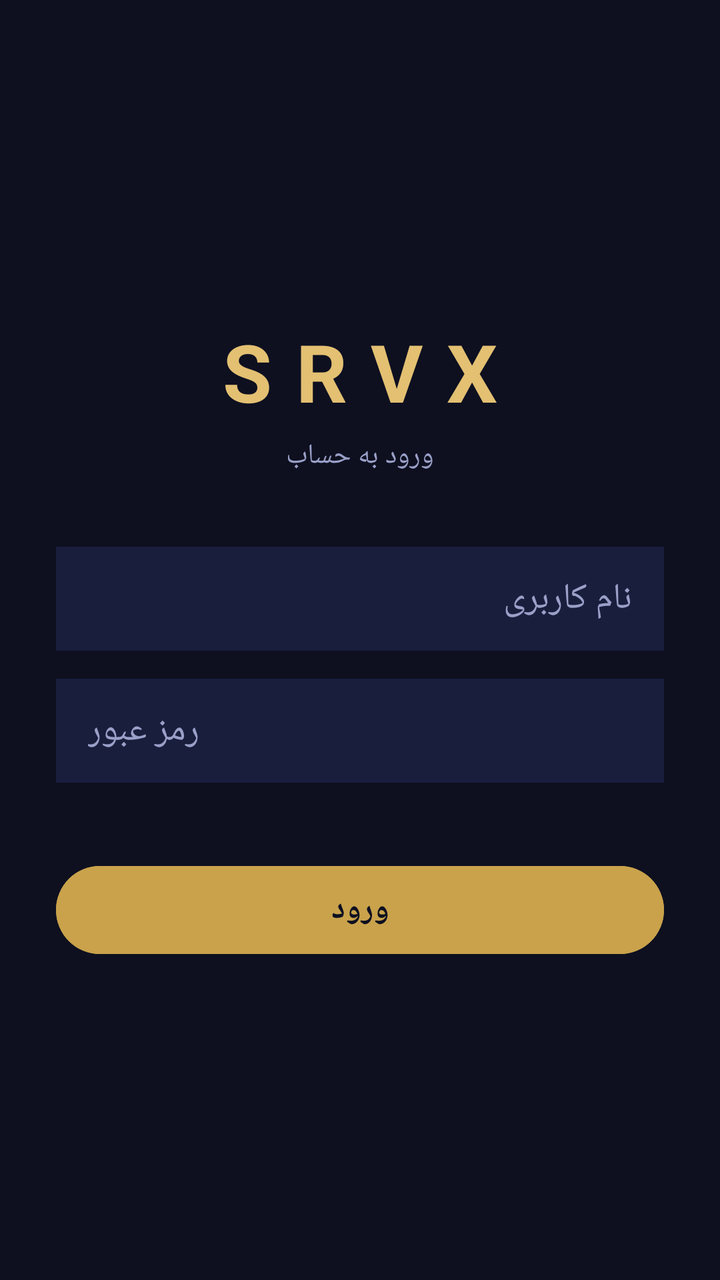
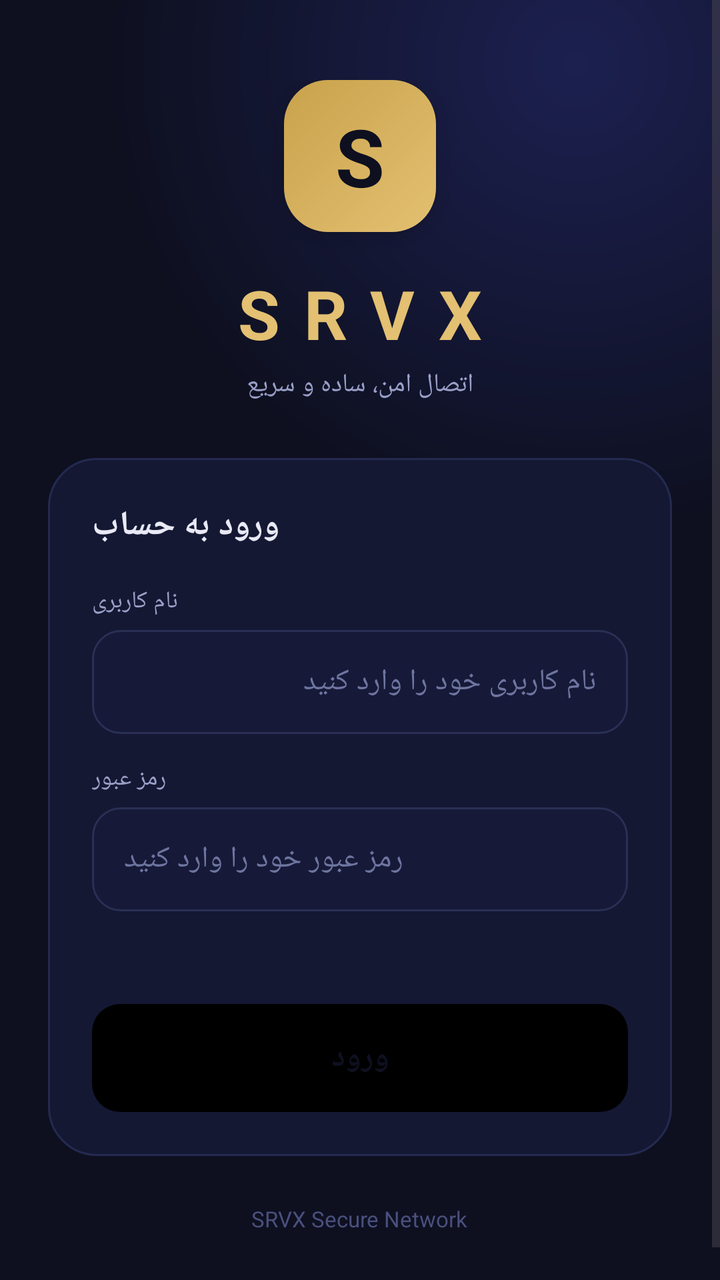

The first picture is an Android layout as it rendered before a commit; the second is the same layout after the commit. The layout source and the unified diff follow.
<!-- AndroidManifest.xml: activity theme AppThemeDayNight.NoActionBar -->
<!-- res/layout/activity_srvx_login.xml -->
<?xml version="1.0" encoding="utf-8"?>
<ScrollView xmlns:android="http://schemas.android.com/apk/res/android"
    android:layout_width="match_parent"
    android:layout_height="match_parent"
    android:background="#0E1020"
    android:fillViewport="true">

    <LinearLayout
        android:layout_width="match_parent"
        android:layout_height="match_parent"
        android:orientation="vertical"
        android:gravity="center"
        android:paddingLeft="28dp"
        android:paddingRight="28dp"
        android:paddingTop="48dp"
        android:paddingBottom="48dp">

        <TextView
            android:layout_width="wrap_content"
            android:layout_height="wrap_content"
            android:text="SRVX"
            android:textColor="#E3C072"
            android:textSize="40sp"
            android:textStyle="bold"
            android:letterSpacing="0.3"
            android:layout_marginBottom="6dp" />

        <TextView
            android:layout_width="wrap_content"
            android:layout_height="wrap_content"
            android:text="ورود به حساب"
            android:textColor="#9AA0C8"
            android:textSize="14sp"
            android:layout_marginBottom="36dp" />

        <EditText
            android:id="@+id/srvx_username"
            android:layout_width="match_parent"
            android:layout_height="52dp"
            android:hint="نام کاربری"
            android:textColor="#E8E9F5"
            android:textColorHint="#9AA0C8"
            android:background="#1A1E3D"
            android:paddingLeft="16dp"
            android:paddingRight="16dp"
            android:inputType="text"
            android:maxLines="1"
            android:layout_marginBottom="14dp" />

        <EditText
            android:id="@+id/srvx_password"
            android:layout_width="match_parent"
            android:layout_height="52dp"
            android:hint="رمز عبور"
            android:textColor="#E8E9F5"
            android:textColorHint="#9AA0C8"
            android:background="#1A1E3D"
            android:paddingLeft="16dp"
            android:paddingRight="16dp"
            android:inputType="textPassword"
            android:maxLines="1"
            android:layout_marginBottom="10dp" />

        <TextView
            android:id="@+id/srvx_error"
            android:layout_width="match_parent"
            android:layout_height="wrap_content"
            android:text=""
            android:textColor="#E0607A"
            android:textSize="13sp"
            android:gravity="center"
            android:layout_marginBottom="10dp" />

        <Button
            android:id="@+id/srvx_login_btn"
            android:layout_width="match_parent"
            android:layout_height="52dp"
            android:text="ورود"
            android:textColor="#0E1020"
            android:textStyle="bold"
            android:textSize="16sp"
            android:backgroundTint="#C9A24B" />

        <ProgressBar
            android:id="@+id/srvx_progress"
            android:layout_width="wrap_content"
            android:layout_height="wrap_content"
            android:layout_marginTop="16dp"
            android:visibility="gone" />

    </LinearLayout>
</ScrollView>
<!-- resources referenced by this layout -->
<resources>
  <style name="AppThemeDayNight.NoActionBar" parent="AppThemeDayNight">
          <item name="windowActionBar">false</item>
          <item name="windowNoTitle">true</item>
      </style>
  <style name="AppThemeDayNight" parent="AppThemeBase">
          
          <item name="android:windowLightStatusBar">true</item>
          <item name="android:windowLightNavigationBar" tools:targetApi="27">true</item>
      </style>
  <color name="md_theme_primary">#000000</color>
  <color name="md_theme_onPrimary">#FFFFFF</color>
  <color name="md_theme_primaryContainer">#E0E0E0</color>
  <color name="md_theme_onPrimaryContainer">#000000</color>
  <color name="md_theme_secondary">#f97910</color>
  <color name="md_theme_onSecondary">#FFFFFF</color>
  <color name="md_theme_secondaryContainer">#FFE8D6</color>
  <color name="md_theme_onSecondaryContainer">#2B1700</color>
  <color name="md_theme_tertiary">#009966</color>
  <color name="md_theme_onTertiary">#FFFFFF</color>
  <color name="md_theme_tertiaryContainer">#A0F2D0</color>
  <color name="md_theme_onTertiaryContainer">#00201A</color>
  <color name="md_theme_error">#BA1A1A</color>
  <color name="md_theme_onError">#FFFFFF</color>
  <color name="md_theme_errorContainer">#FFDAD6</color>
  <color name="md_theme_onErrorContainer">#410002</color>
  <color name="md_theme_surface">#FFFFFF</color>
  <color name="md_theme_onSurface">#1C1B1F</color>
  <color name="md_theme_surfaceVariant">#E7E0EC</color>
  <color name="md_theme_onSurfaceVariant">#49454F</color>
  <color name="md_theme_inverseSurface">#313033</color>
  <color name="md_theme_inverseOnSurface">#F4EFF4</color>
  <color name="md_theme_background">#FFFFFF</color>
  <color name="md_theme_onBackground">#1C1B1F</color>
  <color name="md_theme_outline">#79747E</color>
  <color name="md_theme_outlineVariant">#CAC4D0</color>
  <color name="md_theme_inversePrimary">#C0C0C0</color>
  <!-- unchanged entries left out for length: 1 -->
</resources>

<!-- the commit's change to res/layout/activity_srvx_login.xml (unified diff, before → after) -->
@@ -1,92 +1,162 @@
 <?xml version="1.0" encoding="utf-8"?>
-<ScrollView xmlns:android="http://schemas.android.com/apk/res/android"
+<FrameLayout xmlns:android="http://schemas.android.com/apk/res/android"
     android:layout_width="match_parent"
     android:layout_height="match_parent"
-    android:background="#0E1020"
-    android:fillViewport="true">
+    android:background="@drawable/srvx_bg_gradient">
 
-    <LinearLayout
+    <ScrollView
         android:layout_width="match_parent"
         android:layout_height="match_parent"
-        android:orientation="vertical"
-        android:gravity="center"
-        android:paddingLeft="28dp"
-        android:paddingRight="28dp"
-        android:paddingTop="48dp"
-        android:paddingBottom="48dp">
+        android:fillViewport="true">
 
-        <TextView
-            android:layout_width="wrap_content"
-            android:layout_height="wrap_content"
-            android:text="SRVX"
-            android:textColor="#E3C072"
-            android:textSize="40sp"
-            android:textStyle="bold"
-            android:letterSpacing="0.3"
-            android:layout_marginBottom="6dp" />
+        <LinearLayout
+            android:layout_width="match_parent"
+            android:layout_height="match_parent"
+            android:orientation="vertical"
+            android:gravity="center"
+            android:paddingLeft="24dp"
+            android:paddingRight="24dp"
+            android:paddingTop="40dp"
+            android:paddingBottom="40dp">
 
-        <TextView
-            android:layout_width="wrap_content"
-            android:layout_height="wrap_content"
-            android:text="ورود به حساب"
-            android:textColor="#9AA0C8"
-            android:textSize="14sp"
-            android:layout_marginBottom="36dp" />
+            
+            <TextView
+                android:layout_width="76dp"
+                android:layout_height="76dp"
+                android:background="@drawable/srvx_logo_badge"
+                android:gravity="center"
+                android:text="S"
+                android:textColor="#0E1020"
+                android:textSize="40sp"
+                android:textStyle="bold"
+                android:elevation="8dp" />
 
-        <EditText
-            android:id="@+id/srvx_username"
-            android:layout_width="match_parent"
-            android:layout_height="52dp"
-            android:hint="نام کاربری"
-            android:textColor="#E8E9F5"
-            android:textColorHint="#9AA0C8"
-            android:background="#1A1E3D"
-            android:paddingLeft="16dp"
-            android:paddingRight="16dp"
-            android:inputType="text"
-            android:maxLines="1"
-            android:layout_marginBottom="14dp" />
+            <TextView
+                android:layout_width="wrap_content"
+                android:layout_height="wrap_content"
+                android:text="SRVX"
+                android:textColor="#E3C072"
+                android:textSize="34sp"
+                android:textStyle="bold"
+                android:letterSpacing="0.35"
+                android:layout_marginTop="18dp" />
 
-        <EditText
-            android:id="@+id/srvx_password"
-            android:layout_width="match_parent"
-            android:layout_height="52dp"
-            android:hint="رمز عبور"
-            android:textColor="#E8E9F5"
-            android:textColorHint="#9AA0C8"
-            android:background="#1A1E3D"
-            android:paddingLeft="16dp"
-            android:paddingRight="16dp"
-            android:inputType="textPassword"
-            android:maxLines="1"
-            android:layout_marginBottom="10dp" />
+            <TextView
+                android:layout_width="wrap_content"
+                android:layout_height="wrap_content"
+                android:text="اتصال امن، ساده و سریع"
+                android:textColor="#9AA0C8"
+                android:textSize="13sp"
+                android:layout_marginTop="4dp"
+                android:layout_marginBottom="28dp" />
 
-        <TextView
-            android:id="@+id/srvx_error"
-            android:layout_width="match_parent"
-            android:layout_height="wrap_content"
-            android:text=""
-            android:textColor="#E0607A"
-            android:textSize="13sp"
-            android:gravity="center"
-            android:layout_marginBottom="10dp" />
+            
+            <LinearLayout
+                android:layout_width="match_parent"
+                android:layout_height="wrap_content"
+                android:orientation="vertical"
+                android:background="@drawable/srvx_card_bg"
+                android:padding="22dp">
 
-        <Button
-            android:id="@+id/srvx_login_btn"
-            android:layout_width="match_parent"
-            android:layout_height="52dp"
-            android:text="ورود"
-            android:textColor="#0E1020"
-            android:textStyle="bold"
-            android:textSize="16sp"
-            android:backgroundTint="#C9A24B" />
+                <TextView
+                    android:layout_width="wrap_content"
+                    android:layout_height="wrap_content"
+                    android:text="ورود به حساب"
+                    android:textColor="#E8E9F5"
+                    android:textSize="17sp"
+                    android:textStyle="bold"
+                    android:layout_marginBottom="18dp" />
 
-        <ProgressBar
-            android:id="@+id/srvx_progress"
-            android:layout_width="wrap_content"
-            android:layout_height="wrap_content"
-            android:layout_marginTop="16dp"
-            android:visibility="gone" />
+                <TextView
+                    android:layout_width="wrap_content"
+                    android:layout_height="wrap_content"
+                    android:text="نام کاربری"
+                    android:textColor="#9AA0C8"
+                    android:textSize="12sp"
+                    android:layout_marginBottom="6dp" />
 
-    </LinearLayout>
-</ScrollView>
+                <EditText
+                    android:id="@+id/srvx_username"
+                    android:layout_width="match_parent"
+                    android:layout_height="52dp"
+                    android:background="@drawable/srvx_field_bg"
+                    android:textColor="#E8E9F5"
+                    android:textColorHint="#6E75A0"
+                    android:hint="نام کاربری خود را وارد کنید"
+                    android:paddingLeft="16dp"
+                    android:paddingRight="16dp"
+                    android:inputType="text"
+                    android:maxLines="1"
+                    android:textSize="15sp" />
+
+                <TextView
+                    android:layout_width="wrap_content"
+                    android:layout_height="wrap_content"
+                    android:text="رمز عبور"
+                    android:textColor="#9AA0C8"
+                    android:textSize="12sp"
+                    android:layout_marginTop="14dp"
+                    android:layout_marginBottom="6dp" />
+
+                <EditText
+                    android:id="@+id/srvx_password"
+                    android:layout_width="match_parent"
+                    android:layout_height="52dp"
+                    android:background="@drawable/srvx_field_bg"
+                    android:textColor="#E8E9F5"
+                    android:textColorHint="#6E75A0"
+                    android:hint="رمز عبور خود را وارد کنید"
+                    android:paddingLeft="16dp"
+                    android:paddingRight="16dp"
+                    android:inputType="textPassword"
+                    android:maxLines="1"
+                    android:textSize="15sp" />
+
+                <TextView
+                    android:id="@+id/srvx_error"
+                    android:layout_width="match_parent"
+                    android:layout_height="wrap_content"
+                    android:text=""
+                    android:textColor="#E0607A"
+                    android:textSize="12sp"
+                    android:gravity="center"
+                    android:layout_marginTop="12dp" />
+
+                <FrameLayout
+                    android:layout_width="match_parent"
+                    android:layout_height="54dp"
+                    android:layout_marginTop="18dp">
+
+                    <Button
+                        android:id="@+id/srvx_login_btn"
+                        android:layout_width="match_parent"
+                        android:layout_height="match_parent"
+                        android:background="@drawable/srvx_btn_bg"
+                        android:text="ورود"
+                        android:textColor="#0E1020"
+                        android:textStyle="bold"
+                        android:textSize="16sp"
+                        android:stateListAnimator="@null" />
+
+                    <ProgressBar
+                        android:id="@+id/srvx_progress"
+                        android:layout_width="26dp"
+                        android:layout_height="26dp"
+                        android:layout_gravity="center"
+                        android:indeterminateTint="#0E1020"
+                        android:visibility="gone" />
+                </FrameLayout>
+
+            </LinearLayout>
+
+            <TextView
+                android:layout_width="wrap_content"
+                android:layout_height="wrap_content"
+                android:text="SRVX Secure Network"
+                android:textColor="#4A507E"
+                android:textSize="11sp"
+                android:layout_marginTop="24dp" />
+
+        </LinearLayout>
+    </ScrollView>
+</FrameLayout>
<!-- resource entries referenced after the edit -->
@@ -1,5 +1,48 @@
 <!-- resources referenced by this layout -->
 <resources>
+  <!-- drawable srvx_bg_gradient (drawable) -->
+  <?xml version="1.0" encoding="utf-8"?>
+  <shape xmlns:android="http://schemas.android.com/apk/res/android" android:shape="rectangle">
+      <gradient
+          android:type="radial"
+          android:gradientRadius="700"
+          android:centerX="0.8"
+          android:centerY="0.05"
+          android:startColor="#1C2050"
+          android:endColor="#0E1020" />
+  </shape>
+  <!-- drawable srvx_btn_bg (drawable) -->
+  <?xml version="1.0" encoding="utf-8"?>
+  <shape xmlns:android="http://schemas.android.com/apk/res/android" android:shape="rectangle">
+      <gradient
+          android:startColor="#E3C072"
+          android:endColor="#C9A24B"
+          android:angle="45" />
+      <corners android:radius="14dp" />
+  </shape>
+  <!-- drawable srvx_card_bg (drawable) -->
+  <?xml version="1.0" encoding="utf-8"?>
+  <shape xmlns:android="http://schemas.android.com/apk/res/android" android:shape="rectangle">
+      <solid android:color="#141833" />
+      <corners android:radius="24dp" />
+      <stroke android:width="1dp" android:color="#242A50" />
+  </shape>
+  <!-- drawable srvx_field_bg (drawable) -->
+  <?xml version="1.0" encoding="utf-8"?>
+  <shape xmlns:android="http://schemas.android.com/apk/res/android" android:shape="rectangle">
+      <solid android:color="#161A38" />
+      <corners android:radius="14dp" />
+      <stroke android:width="1dp" android:color="#2A2F55" />
+  </shape>
+  <!-- drawable srvx_logo_badge (drawable) -->
+  <?xml version="1.0" encoding="utf-8"?>
+  <shape xmlns:android="http://schemas.android.com/apk/res/android" android:shape="rectangle">
+      <gradient
+          android:startColor="#E3C072"
+          android:endColor="#C9A24B"
+          android:angle="135" />
+      <corners android:radius="22dp" />
+  </shape>
   <style name="AppThemeDayNight.NoActionBar" parent="AppThemeDayNight">
           <item name="windowActionBar">false</item>
           <item name="windowNoTitle">true</item>
